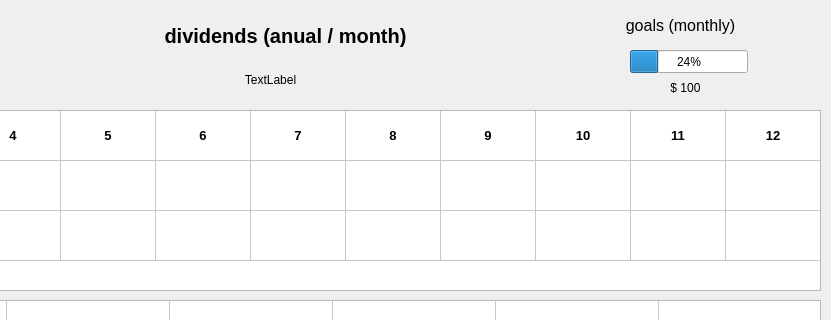
First picture: the form in index.ui, repository jiwoochris/dividends_table_ez, before the edit; both pictures show x 330 to 1161 and y 0 to 320 of the 1161 by 840 pixel window.
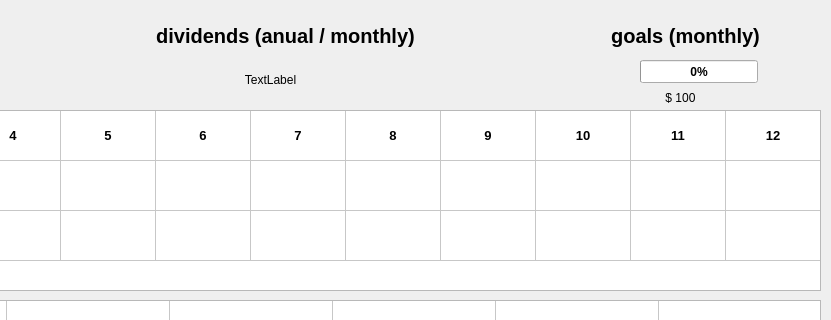
Second picture: the form after the edit.

What changed in the file:
```diff
--- a/index.ui
+++ b/index.ui
@@ -169,9 +169,9 @@
    <widget class="QLabel" name="label">
     <property name="geometry">
      <rect>
-      <x>450</x>
+      <x>440</x>
       <y>20</y>
-      <width>331</width>
+      <width>351</width>
       <height>31</height>
      </rect>
     </property>
@@ -184,7 +184,7 @@
      </font>
     </property>
     <property name="text">
-     <string>dividends (anual / month)</string>
+     <string>dividends (anual / monthly)</string>
     </property>
     <property name="scaledContents">
      <bool>false</bool>
@@ -212,18 +212,18 @@
    <widget class="QLabel" name="label_2">
     <property name="geometry">
      <rect>
-      <x>930</x>
-      <y>10</y>
-      <width>161</width>
+      <x>920</x>
+      <y>20</y>
+      <width>191</width>
       <height>31</height>
      </rect>
     </property>
     <property name="font">
      <font>
       <family>Arial</family>
-      <pointsize>12</pointsize>
-      <weight>50</weight>
-      <bold>false</bold>
+      <pointsize>15</pointsize>
+      <weight>75</weight>
+      <bold>true</bold>
      </font>
     </property>
     <property name="text">
@@ -239,14 +239,21 @@
    <widget class="QProgressBar" name="progressBar">
     <property name="geometry">
      <rect>
-      <x>960</x>
-      <y>50</y>
+      <x>970</x>
+      <y>60</y>
       <width>118</width>
       <height>23</height>
      </rect>
     </property>
+    <property name="font">
+     <font>
+      <family>Arial</family>
+      <weight>75</weight>
+      <bold>true</bold>
+     </font>
+    </property>
     <property name="value">
-     <number>24</number>
+     <number>0</number>
     </property>
     <property name="alignment">
      <set>Qt::AlignLeading|Qt::AlignLeft|Qt::AlignTop</set>
@@ -575,12 +582,19 @@
    <widget class="QLabel" name="goal">
     <property name="geometry">
      <rect>
-      <x>970</x>
-      <y>80</y>
-      <width>91</width>
+      <x>980</x>
+      <y>90</y>
+      <width>61</width>
       <height>16</height>
      </rect>
     </property>
+    <property name="font">
+     <font>
+      <family>Arial</family>
+      <weight>50</weight>
+      <bold>false</bold>
+     </font>
+    </property>
     <property name="text">
      <string>$ 100</string>
     </property>
```
Left out of the diff: 21 changed lines with no effect on the pictures.
